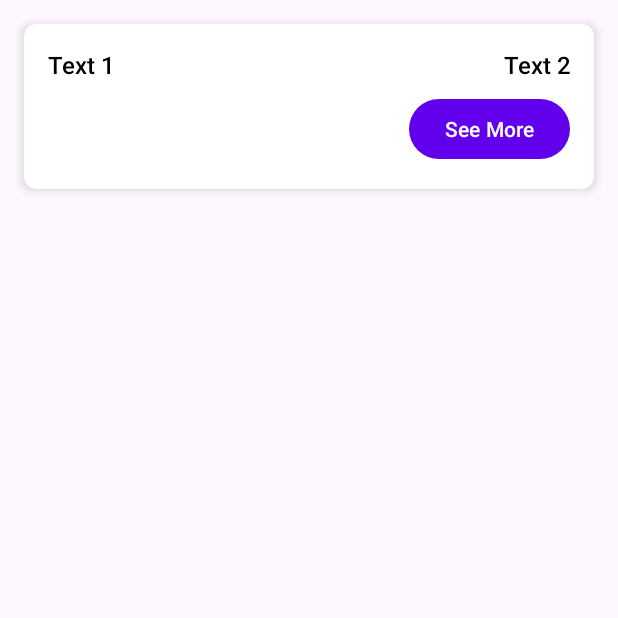
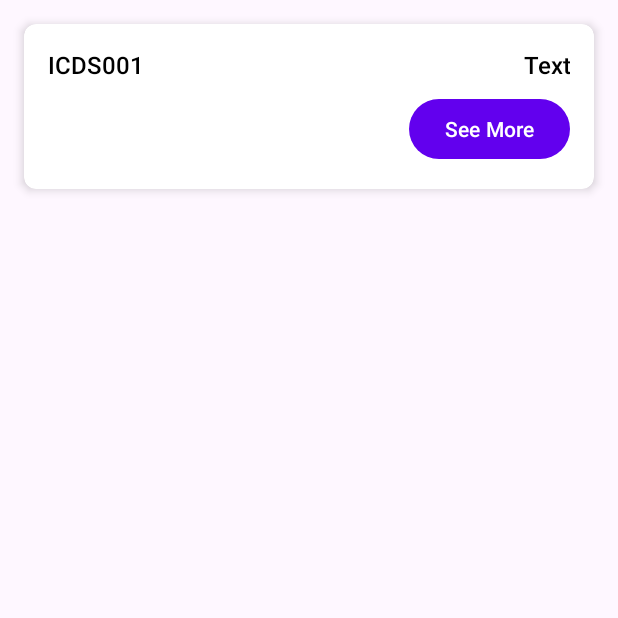
Before and after one commit to nicwbmobileapp/ICDS_FINAL, an Android app built with Jetpack Compose: the AwcHistoryListActivity screen opened directly, with no data from a screen before it, on a phone screen of 412 x 824 dp, the top half of it. Run offline under Robolectric (Android 15) with nearby library versions, the phone set to English and light mode, and no system bars.

Commit message:
recent modification

```diff
--- a/ICDS/app/src/main/res/layout/activity_awc_history_details.xml
+++ b/ICDS/app/src/main/res/layout/activity_awc_history_details.xml
@@ -17,7 +17,7 @@
         app:layout_constraintEnd_toEndOf="parent"
         app:layout_constraintStart_toStartOf="parent"
         app:layout_constraintTop_toTopOf="parent"
-        app:title="AWC History Preview"
+        app:title="AWC List"
         app:titleTextColor="@color/white" />
     <!-- app:navigationIcon="@drawable/ic_arrow_back" -->
 
--- a/ICDS/app/src/main/res/layout/history_card.xml
+++ b/ICDS/app/src/main/res/layout/history_card.xml
@@ -40,7 +40,7 @@
                     android:layout_weight="1"
                     android:fontFamily="sans-serif-medium"
                     android:gravity="start"
-                    android:text="Text 1"
+                    android:text="ICDS001"
                     android:textColor="@android:color/black"
                     android:textSize="16sp" />
 
@@ -51,7 +51,7 @@
                     android:layout_weight="1"
                     android:fontFamily="sans-serif-medium"
                     android:gravity="end"
-                    android:text="Text 2"
+                    android:text="Text"
                     android:textColor="@android:color/black"
                     android:textSize="16sp" />
             </LinearLayout>
@@ -62,7 +62,6 @@
                 android:layout_height="wrap_content"
                 android:gravity="end"
                 >
-
                 <Button
                     android:id="@+id/seeMoreButton"
                     android:layout_width="wrap_content"
```
